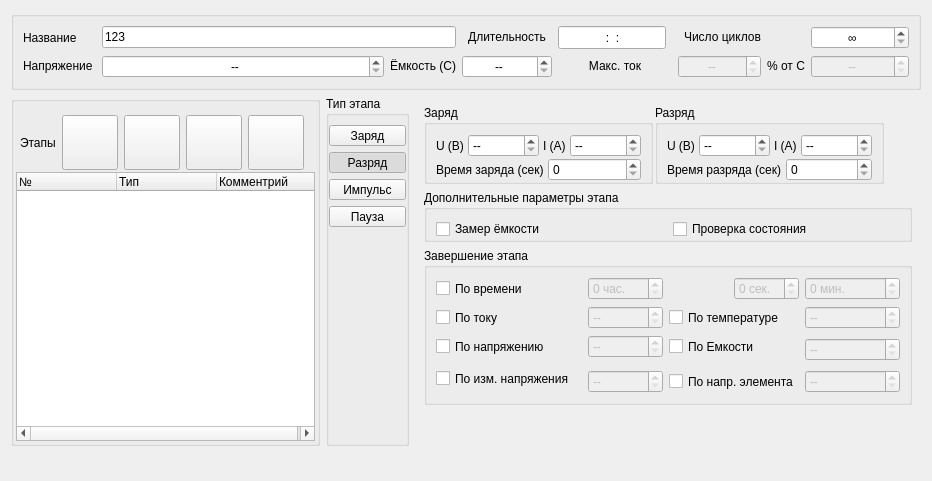
This is data/zrmstageseditor.ui in dostapazov/powermon_v4 as Qt 5 draws it before an edit. The edited form follows.
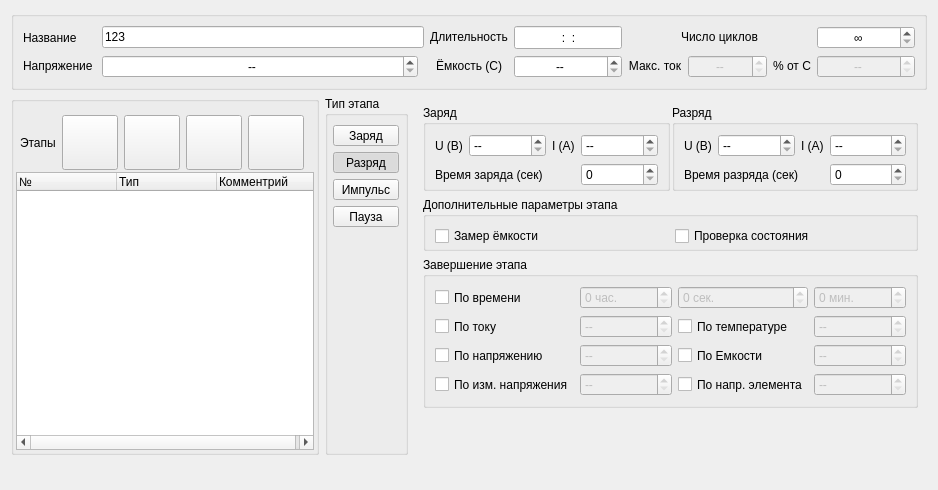
This is the edited form. Icons and pictures are not drawn.

```diff
--- a/data/zrmstageseditor.ui
+++ b/data/zrmstageseditor.ui
@@ -6,8 +6,8 @@
    <rect>
     <x>0</x>
     <y>0</y>
-    <width>932</width>
-    <height>481</height>
+    <width>938</width>
+    <height>490</height>
    </rect>
   </property>
   <property name="sizePolicy">
@@ -58,85 +58,6 @@
         </property>
        </widget>
       </item>
-      <item row="1" column="1">
-       <widget class="QDoubleSpinBox" name="edVoltage">
-        <property name="sizePolicy">
-         <sizepolicy hsizetype="Expanding" vsizetype="Maximum">
-          <horstretch>0</horstretch>
-          <verstretch>0</verstretch>
-         </sizepolicy>
-        </property>
-        <property name="alignment">
-         <set>Qt::AlignCenter</set>
-        </property>
-        <property name="specialValueText">
-         <string>--</string>
-        </property>
-        <property name="suffix">
-         <string>В</string>
-        </property>
-        <property name="maximum">
-         <double>9999.989999999999782</double>
-        </property>
-       </widget>
-      </item>
-      <item row="1" column="2" colspan="2">
-       <widget class="QLabel" name="labelCapacity">
-        <property name="sizePolicy">
-         <sizepolicy hsizetype="Preferred" vsizetype="Fixed">
-          <horstretch>0</horstretch>
-          <verstretch>0</verstretch>
-         </sizepolicy>
-        </property>
-        <property name="text">
-         <string>Ёмкость (C)</string>
-        </property>
-        <property name="alignment">
-         <set>Qt::AlignCenter</set>
-        </property>
-       </widget>
-      </item>
-      <item row="1" column="4">
-       <widget class="QDoubleSpinBox" name="edCapacity">
-        <property name="sizePolicy">
-         <sizepolicy hsizetype="Expanding" vsizetype="Maximum">
-          <horstretch>0</horstretch>
-          <verstretch>0</verstretch>
-         </sizepolicy>
-        </property>
-        <property name="alignment">
-         <set>Qt::AlignCenter</set>
-        </property>
-        <property name="specialValueText">
-         <string>--</string>
-        </property>
-        <property name="suffix">
-         <string>А*ч</string>
-        </property>
-        <property name="maximum">
-         <double>9999.989999999999782</double>
-        </property>
-       </widget>
-      </item>
-      <item row="1" column="5" colspan="2">
-       <widget class="QLabel" name="labelMaxCurrent">
-        <property name="sizePolicy">
-         <sizepolicy hsizetype="Preferred" vsizetype="Fixed">
-          <horstretch>0</horstretch>
-          <verstretch>0</verstretch>
-         </sizepolicy>
-        </property>
-        <property name="text">
-         <string>Макс. ток</string>
-        </property>
-        <property name="textFormat">
-         <enum>Qt::PlainText</enum>
-        </property>
-        <property name="alignment">
-         <set>Qt::AlignCenter</set>
-        </property>
-       </widget>
-      </item>
       <item row="1" column="7" colspan="2">
        <widget class="QDoubleSpinBox" name="edMMaxCurrent">
         <property name="enabled">
@@ -231,22 +152,6 @@
         </property>
        </widget>
       </item>
-      <item row="0" column="8">
-       <widget class="QLabel" name="labelCycleCount">
-        <property name="sizePolicy">
-         <sizepolicy hsizetype="Preferred" vsizetype="Fixed">
-          <horstretch>0</horstretch>
-          <verstretch>0</verstretch>
-         </sizepolicy>
-        </property>
-        <property name="text">
-         <string>Число циклов</string>
-        </property>
-        <property name="alignment">
-         <set>Qt::AlignCenter</set>
-        </property>
-       </widget>
-      </item>
       <item row="0" column="5">
        <widget class="QLineEdit" name="edMethodTime">
         <property name="sizePolicy">
@@ -295,11 +200,106 @@
         </property>
        </widget>
       </item>
+      <item row="1" column="6">
+       <widget class="QLabel" name="labelMaxCurrent">
+        <property name="sizePolicy">
+         <sizepolicy hsizetype="Preferred" vsizetype="Fixed">
+          <horstretch>0</horstretch>
+          <verstretch>0</verstretch>
+         </sizepolicy>
+        </property>
+        <property name="text">
+         <string>Макс. ток</string>
+        </property>
+        <property name="textFormat">
+         <enum>Qt::PlainText</enum>
+        </property>
+        <property name="alignment">
+         <set>Qt::AlignCenter</set>
+        </property>
+       </widget>
+      </item>
+      <item row="1" column="5">
+       <widget class="QDoubleSpinBox" name="edCapacity">
+        <property name="sizePolicy">
+         <sizepolicy hsizetype="Expanding" vsizetype="Maximum">
+          <horstretch>0</horstretch>
+          <verstretch>0</verstretch>
+         </sizepolicy>
+        </property>
+        <property name="alignment">
+         <set>Qt::AlignCenter</set>
+        </property>
+        <property name="specialValueText">
+         <string>--</string>
+        </property>
+        <property name="suffix">
+         <string>А*ч</string>
+        </property>
+        <property name="maximum">
+         <double>9999.989999999999782</double>
+        </property>
+       </widget>
+      </item>
+      <item row="1" column="4">
+       <widget class="QLabel" name="labelCapacity">
+        <property name="sizePolicy">
+         <sizepolicy hsizetype="Preferred" vsizetype="Fixed">
+          <horstretch>0</horstretch>
+          <verstretch>0</verstretch>
+         </sizepolicy>
+        </property>
+        <property name="text">
+         <string>Ёмкость (C)</string>
+        </property>
+        <property name="alignment">
+         <set>Qt::AlignCenter</set>
+        </property>
+       </widget>
+      </item>
+      <item row="0" column="6" colspan="4">
+       <widget class="QLabel" name="labelCycleCount">
+        <property name="sizePolicy">
+         <sizepolicy hsizetype="Preferred" vsizetype="Fixed">
+          <horstretch>0</horstretch>
+          <verstretch>0</verstretch>
+         </sizepolicy>
+        </property>
+        <property name="text">
+         <string>Число циклов</string>
+        </property>
+        <property name="alignment">
+         <set>Qt::AlignCenter</set>
+        </property>
+       </widget>
+      </item>
+      <item row="1" column="1" colspan="2">
+       <widget class="QDoubleSpinBox" name="edVoltage">
+        <property name="sizePolicy">
+         <sizepolicy hsizetype="Expanding" vsizetype="Maximum">
+          <horstretch>0</horstretch>
+          <verstretch>0</verstretch>
+         </sizepolicy>
+        </property>
+        <property name="alignment">
+         <set>Qt::AlignCenter</set>
+        </property>
+        <property name="specialValueText">
+         <string>--</string>
+        </property>
+        <property name="suffix">
+         <string>В</string>
+        </property>
+        <property name="maximum">
+         <double>9999.989999999999782</double>
+        </property>
+       </widget>
+      </item>
      </layout>
     </widget>
    </item>
    <item>
-    <layout class="QHBoxLayout" name="horizontalLayout">
+    <layout class="QHBoxLayout" name="horizontalLayout" stretch="3,0,5">
      <item>
       <widget class="QGroupBox" name="stages_box">
        <property name="sizePolicy">
@@ -550,16 +550,16 @@
        </property>
        <layout class="QVBoxLayout" name="verticalLayout">
         <property name="leftMargin">
-         <number>0</number>
+         <number>5</number>
         </property>
         <property name="topMargin">
          <number>9</number>
         </property>
         <property name="rightMargin">
-         <number>0</number>
+         <number>6</number>
         </property>
         <property name="bottomMargin">
-         <number>0</number>
+         <number>6</number>
         </property>
         <item>
          <widget class="QToolButton" name="tbCharge">
@@ -745,17 +745,17 @@
       <widget class="QFrame" name="frame">
        <layout class="QVBoxLayout" name="verticalLayout_4">
         <item>
-         <layout class="QHBoxLayout" name="horizontalLayout_15">
+         <layout class="QHBoxLayout" name="horizontalLayout_15" stretch="0,0">
           <property name="spacing">
            <number>2</number>
           </property>
           <property name="sizeConstraint">
-           <enum>QLayout::SetMinimumSize</enum>
+           <enum>QLayout::SetDefaultConstraint</enum>
           </property>
           <item>
            <widget class="QGroupBox" name="gbCharge">
             <property name="sizePolicy">
-             <sizepolicy hsizetype="Maximum" vsizetype="Maximum">
+             <sizepolicy hsizetype="Expanding" vsizetype="Maximum">
               <horstretch>0</horstretch>
               <verstretch>0</verstretch>
              </sizepolicy>
@@ -763,10 +763,7 @@
             <property name="title">
              <string>Заряд</string>
             </property>
-            <layout class="QVBoxLayout" name="verticalLayout_2">
-             <property name="spacing">
-              <number>1</number>
-             </property>
+            <layout class="QGridLayout" name="gridLayout_4">
              <property name="leftMargin">
               <number>9</number>
              </property>
@@ -777,14 +774,34 @@
               <number>9</number>
              </property>
              <property name="bottomMargin">
-              <number>0</number>
+              <number>2</number>
              </property>
-             <item>
-              <layout class="QHBoxLayout" name="horizontalLayout_10">
-               <property name="spacing">
-                <number>4</number>
+             <item row="0" column="3">
+              <widget class="QDoubleSpinBox" name="edChargeCurrent">
+               <property name="sizePolicy">
+                <sizepolicy hsizetype="Preferred" vsizetype="Maximum">
+                 <horstretch>0</horstretch>
+                 <verstretch>0</verstretch>
+                </sizepolicy>
                </property>
-               <item>
+               <property name="specialValueText">
+                <string>--</string>
+               </property>
+               <property name="suffix">
+                <string/>
+               </property>
+               <property name="decimals">
+                <number>2</number>
+               </property>
+               <property name="maximum">
+                <double>9999.989999999999782</double>
+               </property>
+               <property name="singleStep">
+                <double>0.100000000000000</double>
+               </property>
+              </widget>
+             </item>
+             <item row="0" column="0">
                 <widget class="QLabel" name="label_11">
                  <property name="sizePolicy">
                   <sizepolicy hsizetype="Maximum" vsizetype="Preferred">
@@ -797,7 +814,7 @@
                  </property>
                 </widget>
                </item>
-               <item>
+             <item row="0" column="1">
                 <widget class="QDoubleSpinBox" name="edChargeVoltage">
                  <property name="sizePolicy">
                   <sizepolicy hsizetype="Preferred" vsizetype="Maximum">
@@ -822,7 +839,7 @@
                  </property>
                 </widget>
                </item>
-               <item>
+             <item row="0" column="2">
                 <widget class="QLabel" name="label_10">
                  <property name="sizePolicy">
                   <sizepolicy hsizetype="Maximum" vsizetype="Preferred">
@@ -835,73 +852,39 @@
                  </property>
                 </widget>
                </item>
-               <item>
-                <widget class="QDoubleSpinBox" name="edChargeCurrent">
+             <item row="1" column="3">
+              <widget class="QSpinBox" name="sbChargeTime">
                  <property name="sizePolicy">
                   <sizepolicy hsizetype="Preferred" vsizetype="Maximum">
                    <horstretch>0</horstretch>
                    <verstretch>0</verstretch>
                   </sizepolicy>
                  </property>
-                 <property name="specialValueText">
-                  <string>--</string>
-                 </property>
                  <property name="suffix">
                   <string/>
                  </property>
-                 <property name="decimals">
-                  <number>2</number>
+               <property name="prefix">
+                <string/>
                  </property>
                  <property name="maximum">
-                  <double>9999.989999999999782</double>
-                 </property>
-                 <property name="singleStep">
-                  <double>0.100000000000000</double>
+                <number>250</number>
                  </property>
                 </widget>
                </item>
-              </layout>
-             </item>
-             <item>
-              <layout class="QHBoxLayout" name="horizontalLayout_13">
-               <property name="spacing">
-                <number>4</number>
-               </property>
-               <item>
+             <item row="1" column="0" colspan="3">
                 <widget class="QLabel" name="labelChargeTime">
                  <property name="text">
                   <string>Время заряда (сек)</string>
                  </property>
                 </widget>
                </item>
-               <item>
-                <widget class="QSpinBox" name="sbChargeTime">
-                 <property name="sizePolicy">
-                  <sizepolicy hsizetype="Preferred" vsizetype="Maximum">
-                   <horstretch>0</horstretch>
-                   <verstretch>0</verstretch>
-                  </sizepolicy>
-                 </property>
-                 <property name="suffix">
-                  <string/>
-                 </property>
-                 <property name="prefix">
-                  <string/>
-                 </property>
-                 <property name="maximum">
-                  <number>250</number>
-                 </property>
-                </widget>
-               </item>
-              </layout>
-             </item>
             </layout>
            </widget>
           </item>
           <item>
            <widget class="QGroupBox" name="gbDischarge">
             <property name="sizePolicy">
-             <sizepolicy hsizetype="Maximum" vsizetype="Maximum">
+             <sizepolicy hsizetype="Expanding" vsizetype="Maximum">
               <horstretch>0</horstretch>
               <verstretch>0</verstretch>
              </sizepolicy>
@@ -909,10 +892,7 @@
             <property name="title">
              <string>Разряд</string>
             </property>
-            <layout class="QVBoxLayout" name="verticalLayout_6">
-             <property name="spacing">
-              <number>1</number>
-             </property>
+            <layout class="QGridLayout" name="gridLayout_3">
              <property name="leftMargin">
               <number>9</number>
              </property>
@@ -923,65 +903,28 @@
               <number>9</number>
              </property>
              <property name="bottomMargin">
-              <number>0</number>
+              <number>2</number>
              </property>
-             <item>
-              <layout class="QHBoxLayout" name="horizontalLayout_11">
-               <property name="spacing">
-                <number>4</number>
-               </property>
-               <item>
-                <widget class="QLabel" name="label_13">
-                 <property name="sizePolicy">
-                  <sizepolicy hsizetype="Maximum" vsizetype="Preferred">
-                   <horstretch>0</horstretch>
-                   <verstretch>0</verstretch>
-                  </sizepolicy>
-                 </property>
-                 <property name="text">
-                  <string>U (В)</string>
-                 </property>
-                </widget>
-               </item>
-               <item>
-                <widget class="QDoubleSpinBox" name="edDischargeVoltage">
+             <item row="1" column="3">
+              <widget class="QSpinBox" name="sbDischargeTime">
                  <property name="sizePolicy">
                   <sizepolicy hsizetype="Preferred" vsizetype="Maximum">
                    <horstretch>0</horstretch>
                    <verstretch>0</verstretch>
                   </sizepolicy>
                  </property>
-                 <property name="specialValueText">
-                  <string>--</string>
-                 </property>
                  <property name="suffix">
                   <string/>
                  </property>
-                 <property name="decimals">
-                  <number>2</number>
+               <property name="prefix">
+                <string/>
                  </property>
                  <property name="maximum">
-                  <double>9999.989999999999782</double>
-                 </property>
-                 <property name="singleStep">
-                  <double>0.100000000000000</double>
-                 </property>
-                </widget>
-               </item>
-               <item>
-                <widget class="QLabel" name="label_12">
-                 <property name="sizePolicy">
-                  <sizepolicy hsizetype="Maximum" vsizetype="Preferred">
-                   <horstretch>0</horstretch>
-                   <verstretch>0</verstretch>
-                  </sizepolicy>
-                 </property>
-                 <property name="text">
-                  <string>I (А)</string>
-                 </property>
-                </widget>
-               </item>
-               <item>
+                <number>250</number>
+               </property>
+              </widget>
+             </item>
+             <item row="0" column="3">
                 <widget class="QDoubleSpinBox" name="edDischargeCurrent">
                  <property name="sizePolicy">
                   <sizepolicy hsizetype="Preferred" vsizetype="Maximum">
@@ -1006,57 +949,67 @@
                  </property>
                 </widget>
                </item>
-              </layout>
+             <item row="0" column="2">
+              <widget class="QLabel" name="label_12">
+               <property name="sizePolicy">
+                <sizepolicy hsizetype="Maximum" vsizetype="Preferred">
+                 <horstretch>0</horstretch>
+                 <verstretch>0</verstretch>
+                </sizepolicy>
+               </property>
+               <property name="text">
+                <string>I (А)</string>
+               </property>
+              </widget>
              </item>
-             <item>
-              <layout class="QHBoxLayout" name="horizontalLayout_14">
-               <property name="spacing">
-                <number>4</number>
-               </property>
-               <item>
+             <item row="1" column="0" colspan="3">
                 <widget class="QLabel" name="labelDischargeTime">
                  <property name="text">
                   <string>Время разряда (сек)</string>
                  </property>
                 </widget>
                </item>
-               <item>
-                <widget class="QSpinBox" name="sbDischargeTime">
+             <item row="0" column="1">
+              <widget class="QDoubleSpinBox" name="edDischargeVoltage">
                  <property name="sizePolicy">
                   <sizepolicy hsizetype="Preferred" vsizetype="Maximum">
                    <horstretch>0</horstretch>
                    <verstretch>0</verstretch>
                   </sizepolicy>
                  </property>
+               <property name="specialValueText">
+                <string>--</string>
+               </property>
                  <property name="suffix">
                   <string/>
                  </property>
-                 <property name="prefix">
-                  <string/>
+               <property name="decimals">
+                <number>2</number>
                  </property>
                  <property name="maximum">
-                  <number>250</number>
-                 </property>
-                </widget>
-               </item>
-              </layout>
+                <double>9999.989999999999782</double>
+               </property>
+               <property name="singleStep">
+                <double>0.100000000000000</double>
+               </property>
+              </widget>
+             </item>
+             <item row="0" column="0">
+              <widget class="QLabel" name="label_13">
+               <property name="sizePolicy">
+                <sizepolicy hsizetype="Maximum" vsizetype="Preferred">
+                 <horstretch>0</horstretch>
+                 <verstretch>0</verstretch>
+                </sizepolicy>
+               </property>
+               <property name="text">
+                <string>U (В)</string>
+               </property>
+              </widget>
              </item>
             </layout>
            </widget>
           </item>
-          <item>
-           <spacer name="horizontalSpacer_2">
-            <property name="orientation">
-             <enum>Qt::Horizontal</enum>
-            </property>
-            <property name="sizeHint" stdset="0">
-             <size>
-              <width>40</width>
-              <height>20</height>
-             </size>
-            </property>
-           </spacer>
-          </item>
          </layout>
         </item>
         <item>
@@ -1087,7 +1040,7 @@
             <number>9</number>
            </property>
            <property name="bottomMargin">
-            <number>0</number>
+            <number>2</number>
            </property>
            <item>
             <widget class="QCheckBox" name="cbCapMesure">
@@ -1148,6 +1101,25 @@
            <string>Завершение этапа</string>
           </property>
           <layout class="QGridLayout" name="gridLayout_2">
+           <item row="0" column="5" colspan="2">
+            <widget class="QSpinBox" name="sbFinishMinuts">
+             <property name="enabled">
+              <bool>false</bool>
+             </property>
+             <property name="sizePolicy">
+              <sizepolicy hsizetype="Preferred" vsizetype="Maximum">
+               <horstretch>0</horstretch>
+               <verstretch>0</verstretch>
+              </sizepolicy>
+             </property>
+             <property name="suffix">
+              <string> мин.</string>
+             </property>
+             <property name="maximum">
+              <number>60</number>
+             </property>
+            </widget>
+           </item>
            <item row="0" column="0">
             <widget class="QCheckBox" name="cbFinishTime">
              <property name="sizePolicy">
@@ -1195,8 +1167,8 @@
              </property>
             </widget>
            </item>
-           <item row="1" column="2">
-            <widget class="QDoubleSpinBox" name="sbFinishCurrent">
+           <item row="1" column="5" colspan="2">
+            <widget class="QDoubleSpinBox" name="sbFinishTemperature">
              <property name="enabled">
               <bool>false</bool>
              </property>
@@ -1210,7 +1182,63 @@
               <string>--</string>
              </property>
              <property name="suffix">
-              <string> A</string>
+              <string> C</string>
+             </property>
+             <property name="decimals">
+              <number>2</number>
+             </property>
+             <property name="maximum">
+              <double>999.000000000000000</double>
+             </property>
+             <property name="singleStep">
+              <double>0.100000000000000</double>
+             </property>
+            </widget>
+           </item>
+           <item row="2" column="5" colspan="2">
+            <widget class="QDoubleSpinBox" name="sbFinishCapacity">
+             <property name="enabled">
+              <bool>false</bool>
+             </property>
+             <property name="sizePolicy">
+              <sizepolicy hsizetype="Preferred" vsizetype="Maximum">
+               <horstretch>0</horstretch>
+               <verstretch>0</verstretch>
+              </sizepolicy>
+             </property>
+             <property name="specialValueText">
+              <string>--</string>
+             </property>
+             <property name="suffix">
+              <string> В</string>
+             </property>
+             <property name="decimals">
+              <number>2</number>
+             </property>
+             <property name="maximum">
+              <double>999.000000000000000</double>
+             </property>
+             <property name="singleStep">
+              <double>0.100000000000000</double>
+             </property>
+            </widget>
+           </item>
+           <item row="3" column="5" colspan="2">
+            <widget class="QDoubleSpinBox" name="sbFinishCellVoltage">
+             <property name="enabled">
+              <bool>false</bool>
+             </property>
+             <property name="sizePolicy">
+              <sizepolicy hsizetype="Preferred" vsizetype="Maximum">
+               <horstretch>0</horstretch>
+               <verstretch>0</verstretch>
+              </sizepolicy>
+             </property>
+             <property name="specialValueText">
+              <string>--</string>
+             </property>
+             <property name="suffix">
+              <string> В</string>
              </property>
              <property name="decimals">
               <number>2</number>
@@ -1245,84 +1273,6 @@
              </property>
             </widget>
            </item>
-           <item row="1" column="5" colspan="2">
-            <widget class="QDoubleSpinBox" name="sbFinishTemperature">
-             <property name="enabled">
-              <bool>false</bool>
-             </property>
-             <property name="sizePolicy">
-              <sizepolicy hsizetype="Preferred" vsizetype="Maximum">
-               <horstretch>0</horstretch>
-               <verstretch>0</verstretch>
-              </sizepolicy>
-             </property>
-             <property name="specialValueText">
-              <string>--</string>
-             </property>
-             <property name="suffix">
-              <string> C</string>
-             </property>
-             <property name="decimals">
-              <number>2</number>
-             </property>
-             <property name="maximum">
-              <double>999.000000000000000</double>
-             </property>
-             <property name="singleStep">
-              <double>0.100000000000000</double>
-             </property>
-            </widget>
-           </item>
-           <item row="2" column="0" colspan="2">
-            <widget class="QCheckBox" name="cbFinishVoltage">
-             <property name="sizePolicy">
-              <sizepolicy hsizetype="Preferred" vsizetype="Preferred">
-               <horstretch>0</horstretch>
-               <verstretch>0</verstretch>
-              </sizepolicy>
-             </property>
-             <property name="text">
-              <string>По напряжению</string>
-             </property>
-             <property name="iconSize">
-              <size>
-               <width>24</width>
-               <height>24</height>
-              </size>
-             </property>
-             <property name="checkable">
-              <bool>true</bool>
-             </property>
-            </widget>
-           </item>
-           <item row="2" column="2">
-            <widget class="QDoubleSpinBox" name="sbFinishVoltage">
-             <property name="enabled">
-              <bool>false</bool>
-             </property>
-             <property name="sizePolicy">
-              <sizepolicy hsizetype="Preferred" vsizetype="Maximum">
-               <horstretch>0</horstretch>
-               <verstretch>0</verstretch>
-              </sizepolicy>
-             </property>
-             <property name="specialValueText">
-              <string>--</string>
-             </property>
-             <property name="suffix">
-              <string> В</string>
-             </property>
-             <property name="decimals">
-              <number>2</number>
-             </property>
-             <property name="maximum">
-              <double>999.000000000000000</double>
-             </property>
-             <property name="singleStep">
-              <double>0.100000000000000</double>
-             </property>
-            </widget>
-           </item>
            <item row="2" column="3" colspan="2">
             <widget class="QCheckBox" name="cbFinishCapacity">
              <property name="sizePolicy">
@@ -1345,85 +1295,7 @@
              </property>
             </widget>
            </item>
-           <item row="2" column="5" rowspan="2" colspan="2">
-            <widget class="QDoubleSpinBox" name="sbFinishCapacity">
-             <property name="enabled">
-              <bool>false</bool>
-             </property>
-             <property name="sizePolicy">
-              <sizepolicy hsizetype="Preferred" vsizetype="Maximum">
-               <horstretch>0</horstretch>
-               <verstretch>0</verstretch>
-              </sizepolicy>
-             </property>
-             <property name="specialValueText">
-              <string>--</string>
-             </property>
-             <property name="suffix">
-              <string> В</string>
-             </property>
-             <property name="decimals">
-              <number>2</number>
-             </property>
-             <property name="maximum">
-              <double>999.000000000000000</double>
-             </property>
-             <property name="singleStep">
-              <double>0.100000000000000</double>
-             </property>
-            </widget>
-           </item>
-           <item row="3" column="0" rowspan="2" colspan="3">
-            <widget class="QCheckBox" name="cbFinishDeltaVoltage">
-             <property name="sizePolicy">
-              <sizepolicy hsizetype="Preferred" vsizetype="Preferred">
-               <horstretch>0</horstretch>
-               <verstretch>0</verstretch>
-              </sizepolicy>
-             </property>
-             <property name="text">
-              <string>По изм. напряжения</string>
-             </property>
-             <property name="iconSize">
-              <size>
-               <width>24</width>
-               <height>24</height>
-              </size>
-             </property>
-             <property name="checkable">
-              <bool>true</bool>
-             </property>
-            </widget>
-           </item>
-           <item row="4" column="2">
-            <widget class="QDoubleSpinBox" name="sbFinishDeltaVoltage">
-             <property name="enabled">
-              <bool>false</bool>
-             </property>
-             <property name="sizePolicy">
-              <sizepolicy hsizetype="Preferred" vsizetype="Maximum">
-               <horstretch>0</horstretch>
-               <verstretch>0</verstretch>
-              </sizepolicy>
-             </property>
-             <property name="specialValueText">
-              <string>--</string>
-             </property>
-             <property name="suffix">
-              <string> В</string>
-             </property>
-             <property name="decimals">
-              <number>2</number>
-             </property>
-             <property name="maximum">
-              <double>999.000000000000000</double>
-             </property>
-             <property name="singleStep">
-              <double>0.100000000000000</double>
-             </property>
-            </widget>
-           </item>
-           <item row="4" column="3" colspan="2">
+           <item row="3" column="3" colspan="2">
             <widget class="QCheckBox" name="cbFinishCellVoltage">
              <property name="sizePolicy">
               <sizepolicy hsizetype="Preferred" vsizetype="Preferred">
@@ -1445,54 +1317,7 @@
              </property>
             </widget>
            </item>
-           <item row="4" column="5" colspan="2">
-            <widget class="QDoubleSpinBox" name="sbFinishCellVoltage">
-             <property name="enabled">
-              <bool>false</bool>
-             </property>
-             <property name="sizePolicy">
-              <sizepolicy hsizetype="Preferred" vsizetype="Maximum">
-               <horstretch>0</horstretch>
-               <verstretch>0</verstretch>
-              </sizepolicy>
-             </property>
-             <property name="specialValueText">
-              <string>--</string>
-             </property>
-             <property name="suffix">
-              <string> В</string>
-             </property>
-             <property name="decimals">
-              <number>2</number>
-             </property>
-             <property name="maximum">
-              <double>999.000000000000000</double>
-             </property>
-             <property name="singleStep">
-              <double>0.100000000000000</double>
-             </property>
-            </widget>
-           </item>
-           <item row="0" column="5" colspan="2">
-            <widget class="QSpinBox" name="sbFinishMinuts">
-             <property name="enabled">
-              <bool>false</bool>
-             </property>
-             <property name="sizePolicy">
-              <sizepolicy hsizetype="Preferred" vsizetype="Maximum">
-               <horstretch>0</horstretch>
-               <verstretch>0</verstretch>
-              </sizepolicy>
-             </property>
-             <property name="suffix">
-              <string> мин.</string>
-             </property>
-             <property name="maximum">
-              <number>60</number>
-             </property>
-            </widget>
-           </item>
-           <item row="0" column="2">
+           <item row="0" column="1" colspan="2">
             <widget class="QSpinBox" name="sbFinishHour">
              <property name="enabled">
               <bool>false</bool>
@@ -1511,7 +1336,135 @@
              </property>
             </widget>
            </item>
-           <item row="0" column="4">
+           <item row="3" column="0">
+            <widget class="QCheckBox" name="cbFinishDeltaVoltage">
+             <property name="sizePolicy">
+              <sizepolicy hsizetype="Preferred" vsizetype="Preferred">
+               <horstretch>0</horstretch>
+               <verstretch>0</verstretch>
+              </sizepolicy>
+             </property>
+             <property name="text">
+              <string>По изм. напряжения</string>
+             </property>
+             <property name="iconSize">
+              <size>
+               <width>24</width>
+               <height>24</height>
+              </size>
+             </property>
+             <property name="checkable">
+              <bool>true</bool>
+             </property>
+            </widget>
+           </item>
+           <item row="1" column="1" colspan="2">
+            <widget class="QDoubleSpinBox" name="sbFinishCurrent">
+             <property name="enabled">
+              <bool>false</bool>
+             </property>
+             <property name="sizePolicy">
+              <sizepolicy hsizetype="Preferred" vsizetype="Maximum">
+               <horstretch>0</horstretch>
+               <verstretch>0</verstretch>
+              </sizepolicy>
+             </property>
+             <property name="specialValueText">
+              <string>--</string>
+             </property>
+             <property name="suffix">
+              <string> A</string>
+             </property>
+             <property name="decimals">
+              <number>2</number>
+             </property>
+             <property name="maximum">
+              <double>999.000000000000000</double>
+             </property>
+             <property name="singleStep">
+              <double>0.100000000000000</double>
+             </property>
+            </widget>
+           </item>
+           <item row="2" column="0">
+            <widget class="QCheckBox" name="cbFinishVoltage">
+             <property name="sizePolicy">
+              <sizepolicy hsizetype="Preferred" vsizetype="Preferred">
+               <horstretch>0</horstretch>
+               <verstretch>0</verstretch>
+              </sizepolicy>
+             </property>
+             <property name="text">
+              <string>По напряжению</string>
+             </property>
+             <property name="iconSize">
+              <size>
+               <width>24</width>
+               <height>24</height>
+              </size>
+             </property>
+             <property name="checkable">
+              <bool>true</bool>
+             </property>
+            </widget>
+           </item>
+           <item row="2" column="1" colspan="2">
+            <widget class="QDoubleSpinBox" name="sbFinishVoltage">
+             <property name="enabled">
+              <bool>false</bool>
+             </property>
+             <property name="sizePolicy">
+              <sizepolicy hsizetype="Preferred" vsizetype="Maximum">
+               <horstretch>0</horstretch>
+               <verstretch>0</verstretch>
+              </sizepolicy>
+             </property>
+             <property name="specialValueText">
+              <string>--</string>
+             </property>
+             <property name="suffix">
+              <string> В</string>
+             </property>
+             <property name="decimals">
+              <number>2</number>
+             </property>
+             <property name="maximum">
+              <double>999.000000000000000</double>
+             </property>
+             <property name="singleStep">
+              <double>0.100000000000000</double>
+             </property>
+            </widget>
+           </item>
+           <item row="3" column="1" colspan="2">
+            <widget class="QDoubleSpinBox" name="sbFinishDeltaVoltage">
+             <property name="enabled">
+              <bool>false</bool>
+             </property>
+             <property name="sizePolicy">
+              <sizepolicy hsizetype="Preferred" vsizetype="Maximum">
+               <horstretch>0</horstretch>
+               <verstretch>0</verstretch>
+              </sizepolicy>
+             </property>
+             <property name="specialValueText">
+              <string>--</string>
+             </property>
+             <property name="suffix">
+              <string> В</string>
+             </property>
+             <property name="decimals">
+              <number>2</number>
+             </property>
+             <property name="maximum">
+              <double>999.000000000000000</double>
+             </property>
+             <property name="singleStep">
+              <double>0.100000000000000</double>
+             </property>
+            </widget>
+           </item>
+           <item row="0" column="3" colspan="2">
             <widget class="QSpinBox" name="sbFinishSecunds">
              <property name="enabled">
               <bool>false</bool>
@@ -1541,7 +1494,7 @@
           <property name="sizeHint" stdset="0">
            <size>
             <width>20</width>
-            <height>40</height>
+            <height>0</height>
            </size>
           </property>
          </spacer>
```
Left out of the diff: 9 changed lines with no effect on the pictures. Lines whose indentation alone changed are shown as unchanged.
